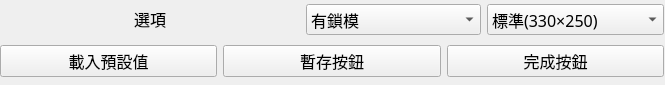
Old version of the form SYEI_stamping_press_system/punch_main_simple.ui in the repository sinje0816/stamping_press.
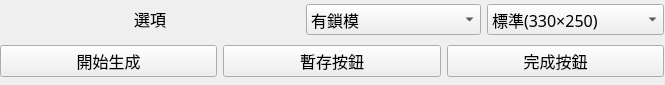
New version of the form.

Diff of the .ui file:
```diff
--- a/SYEI_stamping_press_system/punch_main_simple.ui
+++ b/SYEI_stamping_press_system/punch_main_simple.ui
@@ -158,7 +158,7 @@
          </font>
         </property>
         <property name="text">
-         <string>載入預設值</string>
+         <string>開始生成</string>
         </property>
        </widget>
       </item>
```
Left out of the diff: 2 changed lines with no effect on the pictures.
